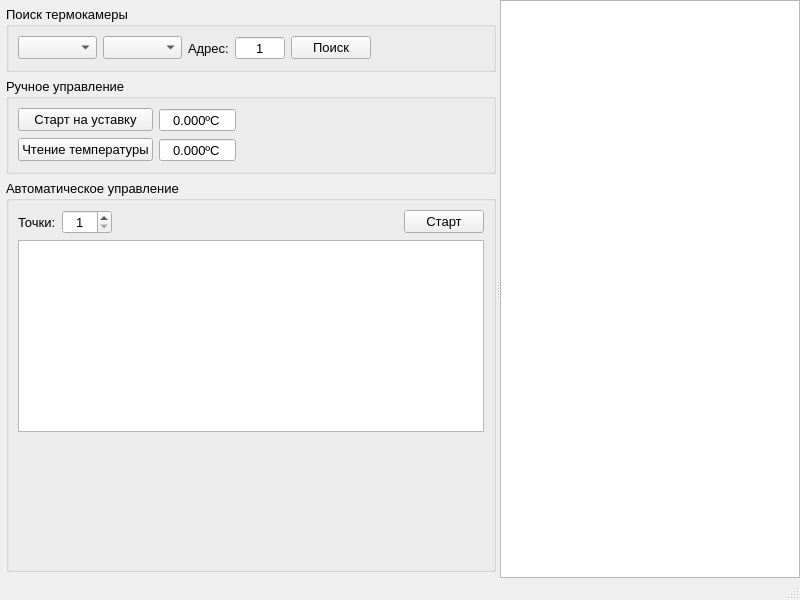
This is mainwindow.ui in XRay3D/ThermCtrl as Qt 5 draws it before an edit. The edited form follows.
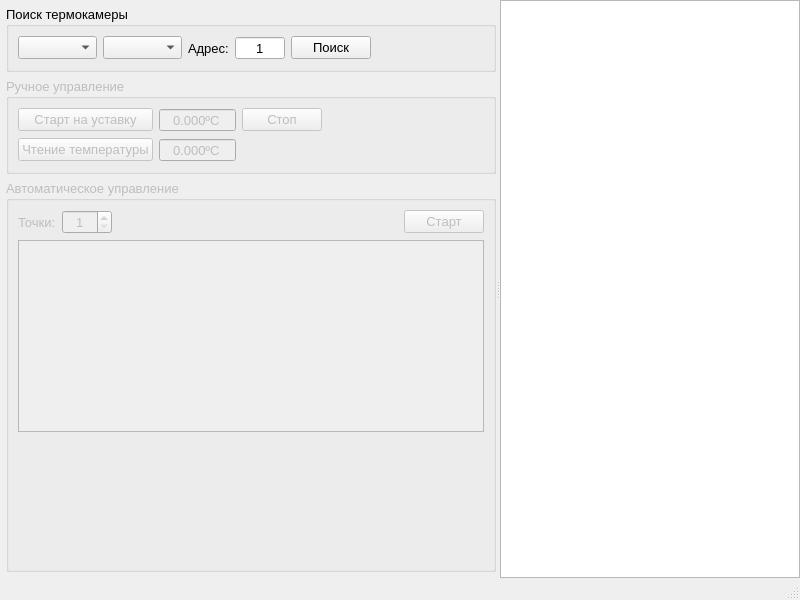
This is the edited form. Custom widgets are drawn as their Qt base class.

```diff
--- a/mainwindow.ui
+++ b/mainwindow.ui
@@ -125,11 +125,27 @@
          </widget>
         </item>
         <item>
-         <widget class="QGroupBox" name="groupBoxMan">
+         <widget class="QGroupBox" name="grbxMan">
+          <property name="enabled">
+           <bool>false</bool>
+          </property>
           <property name="title">
            <string>Ручное управление</string>
           </property>
           <layout class="QGridLayout" name="gridLayout">
+           <item row="0" column="3">
+            <spacer name="horizontalSpacer_2">
+             <property name="orientation">
+              <enum>Qt::Horizontal</enum>
+             </property>
+             <property name="sizeHint" stdset="0">
+              <size>
+               <width>40</width>
+               <height>20</height>
+              </size>
+             </property>
+            </spacer>
+           </item>
            <item row="0" column="1">
             <widget class="QDoubleSpinBox" name="doubleSpinBoxSetPoint">
              <property name="alignment">
@@ -152,38 +168,13 @@
              </property>
             </widget>
            </item>
-           <item row="1" column="1">
-            <widget class="QDoubleSpinBox" name="doubleSpinBoxReadTemp">
-             <property name="alignment">
-              <set>Qt::AlignCenter</set>
-             </property>
-             <property name="readOnly">
-              <bool>true</bool>
-             </property>
-             <property name="buttonSymbols">
-              <enum>QAbstractSpinBox::NoButtons</enum>
-             </property>
-             <property name="suffix">
-              <string>ºC</string>
-             </property>
-             <property name="decimals">
-              <number>3</number>
-             </property>
-             <property name="minimum">
-              <double>-999.000000000000000</double>
-             </property>
-             <property name="maximum">
-              <double>999.000000000000000</double>
-             </property>
-            </widget>
-           </item>
            <item row="0" column="0">
             <widget class="QPushButton" name="pushButtonManStartStop">
              <property name="text">
               <string>Старт на уставку</string>
              </property>
              <property name="checkable">
-              <bool>true</bool>
+              <bool>false</bool>
              </property>
             </widget>
            </item>
@@ -194,24 +185,46 @@
              </property>
             </widget>
            </item>
+           <item row="1" column="1">
+            <widget class="QDoubleSpinBox" name="dsbxReadTemp">
+             <property name="alignment">
+              <set>Qt::AlignCenter</set>
+             </property>
+             <property name="readOnly">
+              <bool>true</bool>
+             </property>
+             <property name="buttonSymbols">
+              <enum>QAbstractSpinBox::NoButtons</enum>
+             </property>
+             <property name="suffix">
+              <string>ºC</string>
+             </property>
+             <property name="decimals">
+              <number>3</number>
+             </property>
+             <property name="minimum">
+              <double>-999.000000000000000</double>
+             </property>
+             <property name="maximum">
+              <double>999.000000000000000</double>
+             </property>
+            </widget>
+           </item>
            <item row="0" column="2">
-            <spacer name="horizontalSpacer_2">
-             <property name="orientation">
-              <enum>Qt::Horizontal</enum>
+            <widget class="QPushButton" name="pbtnManStop">
+             <property name="text">
+              <string>Стоп</string>
              </property>
-             <property name="sizeHint" stdset="0">
-              <size>
-               <width>40</width>
-               <height>20</height>
-              </size>
-             </property>
-            </spacer>
+            </widget>
            </item>
           </layout>
          </widget>
         </item>
         <item>
-         <widget class="QGroupBox" name="groupBoxAuto">
+         <widget class="QGroupBox" name="grbxAuto">
+          <property name="enabled">
+           <bool>false</bool>
+          </property>
           <property name="title">
            <string>Автоматическое управление</string>
           </property>
@@ -268,7 +281,7 @@
              </property>
             </spacer>
            </item>
-           <item row="2" column="0">
+           <item row="2" column="2">
             <spacer name="verticalSpacer">
              <property name="orientation">
               <enum>Qt::Vertical</enum>
```
Left out of the diff: 20 changed lines with no effect on the pictures.
